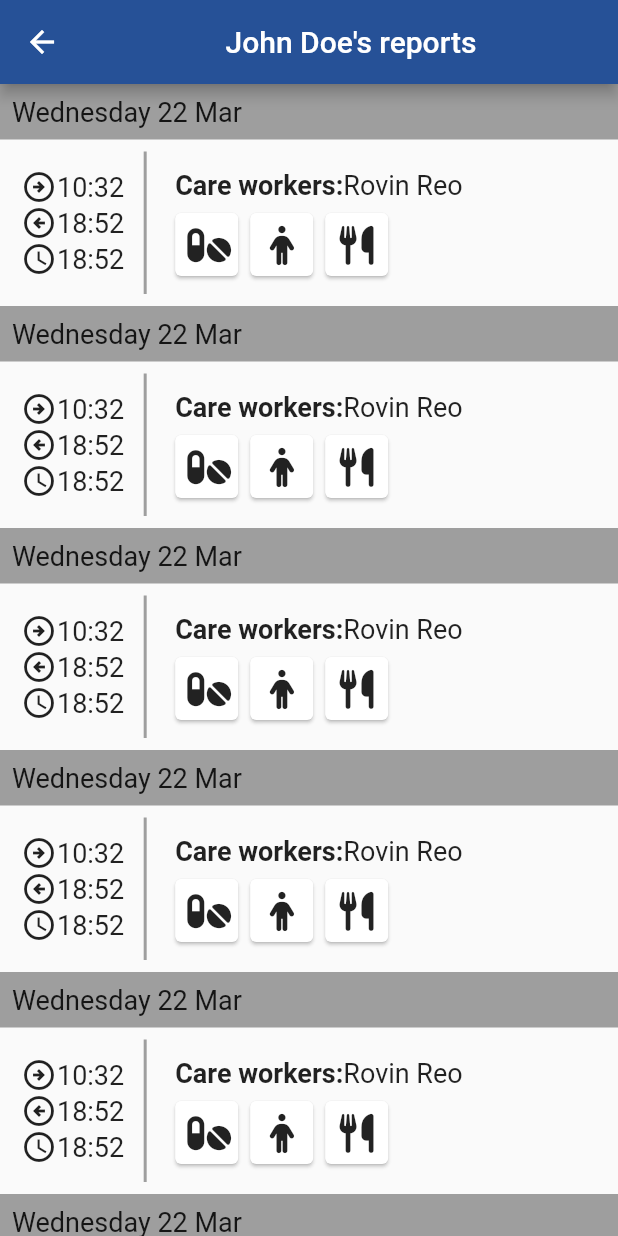
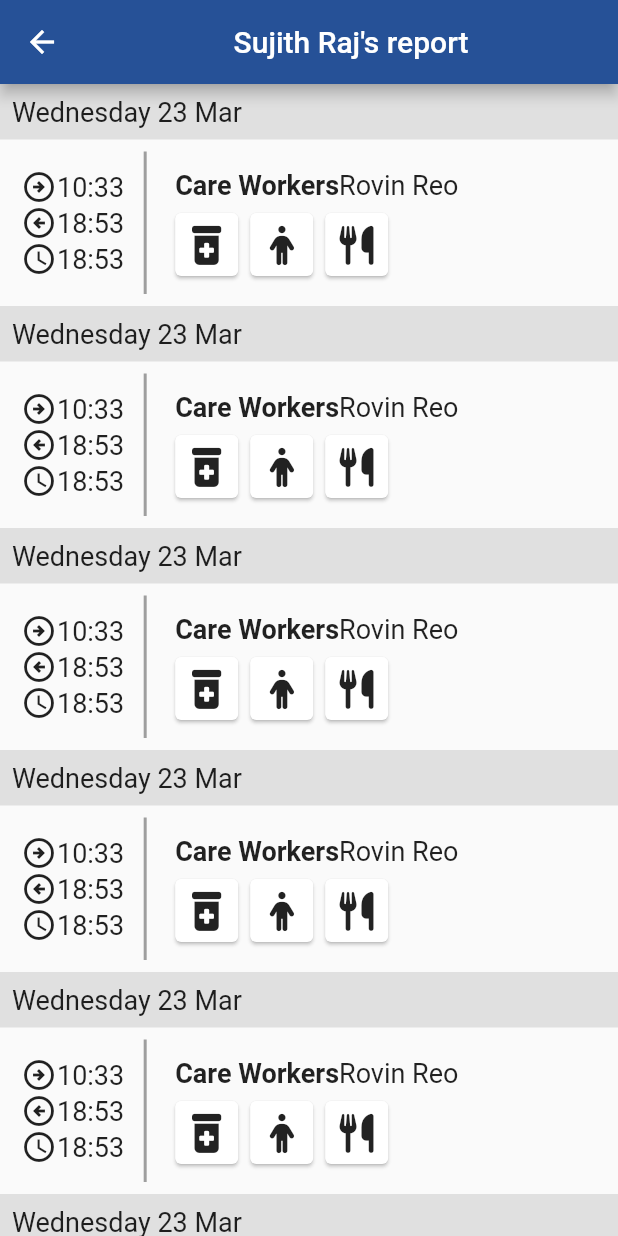
Before and after one commit to Sujithraj22/domiciliary_care, a Flutter app: the ReportPage screen opened directly, on a phone screen of 412 x 824 dp. Run offline on Flutter 3.47's test engine with Material 2 defaults, Android fonts, the phone set to English and light mode, and no system bars; our stand-ins replace font_awesome_flutter; Roboto replaces fonts that are missing (Poppins).

Commit message:
layout finished

```diff
--- a/lib/main.dart
+++ b/lib/main.dart
@@ -32,7 +32,7 @@ class _MyAppState extends State<MyApp> {
       debugShowCheckedModeBanner: false,
       theme: ThemeData(fontFamily: 'Poppins', primaryColor: themeColor),
       // color to change 265197
-      home:ReportPage(),
+      home:VisitingScreen(),
     );
   }
 }
--- /dev/null
+++ b/lib/models/workreport.dart
@@ -0,0 +1,24 @@
+import 'package:flutter/material.dart';
+
+
+class WorkReport{
+  String workerName = 'Sujith Raj';
+  String dateOfWork = 'Wednesday 23 Mar';
+  String clockInTime = '10:33';
+  String clockOutTime = '18:53';
+  String totaltime = '18:53';
+  String careWorker = 'Care Workers';
+  String careWorkerName = 'Rovin Reo';
+
+  List<Widget>  workIcons = [
+
+
+
+  ];
+
+
+
+
+
+  WorkReport();
+}
--- a/lib/screens/patientreport.dart
+++ b/lib/screens/patientreport.dart
@@ -1,6 +1,9 @@
 import 'package:domiciliary_care/constants/color.dart';
+import 'package:domiciliary_care/models/workreport.dart';
 import 'package:flutter/material.dart';
-import 'package:font_awesome_flutter/font_awesome_flutter.dart';
+//import 'package:font_awesome_flutter/font_awesome_flutter.dart';
+
+import '../sections/sections.dart';
 
 class ReportPage extends StatefulWidget {
   const ReportPage({Key? key}) : super(key: key);
@@ -10,13 +13,15 @@ class ReportPage extends StatefulWidget {
 }
 
 class _ReportPageState extends State<ReportPage> {
+  WorkReport worker = WorkReport();
+
   //Date
   @override
   Widget build(BuildContext context) {
     return Scaffold(
       appBar: AppBar(
         backgroundColor: themeColor,
-        title: const Center(child: Text('John Doe\'s reports')),
+        title: Center(child: Text(worker.workerName + '\'s report')),
       ),
       body: ListView.builder(
           itemCount: 7,
@@ -25,49 +30,21 @@ class _ReportPageState extends State<ReportPage> {
               crossAxisAlignment: CrossAxisAlignment.stretch,
               children: [
                 Container(
-                    color: Colors.grey,
+                    color: Colors.grey[300],
                     child: Padding(
                       padding: const EdgeInsets.all(8.0),
-                      child: Text('Wednesday 22 Mar', style: TextStyle(
-                        fontSize: 18,
-                      )),
+                      child: Text(worker.dateOfWork,
+                          style: TextStyle(
+                            fontSize: 18,
+                          )),
                     )),
                 IntrinsicHeight(
                   child: Container(
                     padding: EdgeInsets.all(8),
                     child: Row(
-
                       children: [
-                        Container(
-                          padding: EdgeInsets.all(6),
-                          child: Column(
-                            mainAxisAlignment: MainAxisAlignment.center,
-                            children: [
-                              Row(
-                                children: [
-                                  Icon(Icons.arrow_circle_right_outlined),
-                                  Text('10:32', style: TextStyle(
-                                    fontSize: 18,
-                                  )),
-                                ],
-                              ),
-                              Row(
-                                children: [
-                                  Icon(Icons.arrow_circle_left_outlined),
-                                  Text('18:52', style: TextStyle(
-                                    fontSize: 18)),
-                                ],
-                              ),
-                              Row(
-                                children: [
-                                  Icon(Icons.schedule_outlined),
-                                  Text('18:52', style: TextStyle(
-                                    fontSize: 18)),
-                                ],
-                              ),
-                            ],
-                          ),
-                        ),
+                        //clockin clockout section
+                        TimingWidget(),
                         VerticalDivider(thickness: 2, color: Colors.grey),
                         Container(
                           padding: EdgeInsets.all(8),
@@ -75,46 +52,8 @@ class _ReportPageState extends State<ReportPage> {
                             crossAxisAlignment: CrossAxisAlignment.start,
                             mainAxisAlignment: MainAxisAlignment.center,
                             children: [
-                              Container(
-                                padding: EdgeInsets.all(4),
-                                child: Row(
-                                  children: [
-                                    Text('Care workers:', style: TextStyle(
-                                      fontWeight: FontWeight.bold, fontSize: 18,
-                                    )),
-                                    Text('Rovin Reo', style: TextStyle(fontSize: 18),)
-                                  ],
-                                ),
-                              ),
-                              Container(
-                                //padding: EdgeInsets.all(8),
-                                child: Row(
-                                  //mainAxisAlignment: MainAxisAlignment.spaceEvenly,
-                                  children: [
-                                    Card(
-                                     // margin: EdgeInsets.all(10),
-
-
-                                      child: Padding(
-                                        padding: const EdgeInsets.all(8.0),
-                                        child: Icon(FontAwesomeIcons.pills, size: 26),
-                                      ),
-                                    ),
-                                    Card(
-                                      child: Padding(
-                                        padding: const EdgeInsets.all(8.0),
-                                        child: Icon(FontAwesomeIcons.person ,size: 26),
-                                      ),
-                                    ),
-                                    Card(
-                                      child: Padding(
-                                        padding: const EdgeInsets.all(8.0),
-                                        child: Icon(FontAwesomeIcons.utensils, size: 26),
-                                      ),
-                                    ),
-                                  ],
-                                ),
-                              ),
+                              CareWorkersWidget(),
+                              WorkerIconWidget(),
                             ],
                           ),
                         ),
--- a/lib/screens/response_screen.dart
+++ b/lib/screens/response_screen.dart
@@ -1,7 +1,7 @@
 import 'package:domiciliary_care/constants/color.dart';
 import 'package:domiciliary_care/screens/visiting_screen.dart';
 import 'package:flutter/material.dart';
-import 'package:domiciliary_care/models/work.dart';
+//import 'package:domiciliary_care/models/workreport.dart';
 
 class ResponsePage extends StatelessWidget {
   final String workName;
--- a/lib/screens/visiting_screen.dart
+++ b/lib/screens/visiting_screen.dart
@@ -4,7 +4,7 @@ import 'package:flutter/material.dart';
 import 'package:font_awesome_flutter/font_awesome_flutter.dart';
 
 //import '../models/smileyIcons.dart';
-//import '../models/work.dart';
+//import '../models/workreport.dart';
 
 Color iconColor1 = Colors.grey;
 Color iconColor2 = Colors.grey;
@@ -176,7 +176,7 @@ class _VisitingScreenState extends State<VisitingScreen> {
                         text1: 'Medication',
                         text2: '',
                         cardColor: cardColor,
-                        iconWork: FontAwesomeIcons.pills),
+                        iconWork: FontAwesomeIcons.prescriptionBottleMedical),
                     //title: 'Body Map', icon: FontAwesomeIcons.person, color: colorBodyMap
                     cardFunction(context,
                         requiredBool: true,
--- /dev/null
+++ b/lib/sections/sections.dart
@@ -0,0 +1,134 @@
+import 'package:flutter/material.dart';
+import 'package:font_awesome_flutter/font_awesome_flutter.dart';
+import 'package:domiciliary_care/models/workreport.dart';
+import 'package:domiciliary_care/screens/patientreport.dart';
+
+
+
+//************TimingWidget***********
+class TimingWidget extends StatelessWidget {
+  const TimingWidget({
+    super.key,
+  });
+
+  @override
+  Widget build(BuildContext context) {
+    WorkReport worker = WorkReport();
+
+
+    return Container(
+      padding: EdgeInsets.all(6),
+      child: Column(
+        mainAxisAlignment: MainAxisAlignment.center,
+        children: [
+          Row(
+            children: [
+              Icon(Icons.arrow_circle_right_outlined),
+              Text(worker.clockInTime,
+                  style: TextStyle(
+                    fontSize: 18,
+                  )),
+            ],
+          ),
+          Row(
+            children: [
+              Icon(Icons.arrow_circle_left_outlined),
+              Text(worker.clockOutTime, style: TextStyle(fontSize: 18)),
+            ],
+          ),
+          Row(
+            children: [
+              Icon(Icons.schedule_outlined),
+              Text(worker.totaltime, style: TextStyle(fontSize: 18)),
+            ],
+          ),
+        ],
+      ),
+    );
+  }
+}
+
+//**********CareWorkersWidget*************
+class CareWorkersWidget extends StatelessWidget {
+  const CareWorkersWidget({
+    super.key,
+  });
+
+  @override
+  Widget build(BuildContext context) {
+
+    WorkReport worker = WorkReport();
+    return Container(
+      padding: EdgeInsets.all(4),
+      child: Row(
+        children: [
+          Text(worker.careWorker,
+              style: TextStyle(
+                fontWeight: FontWeight.bold,
+                fontSize: 18,
+              )),
+          Text(
+            worker.careWorkerName,
+            style: TextStyle(fontSize: 18),
+          )
+        ],
+      ),
+    );
+  }
+}
+
+
+//*********WorkerIconWidget*************
+class WorkerIconWidget extends StatelessWidget {
+  const WorkerIconWidget({
+    super.key,
+  });
+
+  @override
+  Widget build(BuildContext context) {
+    return Container(
+      //padding: EdgeInsets.all(8),
+      child: Row(
+        //mainAxisAlignment: MainAxisAlignment.spaceEvenly,
+        children: [
+          Card(
+            // margin: EdgeInsets.all(10),
+
+            child: Padding(
+              padding: const EdgeInsets.all(8.0),
+              child: Icon(FontAwesomeIcons.prescriptionBottleMedical,
+                  size: 26),
+            ),
+          ),
+          Card(
+            child: Padding(
+              padding: const EdgeInsets.all(8.0),
+              child: Icon(FontAwesomeIcons.person,
+                  size: 26),
+            ),
+          ),
+          WorkCard(),
+        ],
+      ),
+    );
+  }
+}
+
+
+//************WorkCard************
+class WorkCard extends StatelessWidget {
+  const WorkCard({
+    super.key,
+  });
+
+  @override
+  Widget build(BuildContext context) {
+    return Card(
+      child: Padding(
+        padding: const EdgeInsets.all(8.0),
+        child: Icon(FontAwesomeIcons.utensils,
+            size: 26),
+      ),
+    );
+  }
+}
```
Also changed, not shown: lib/models/work.dart (added).
